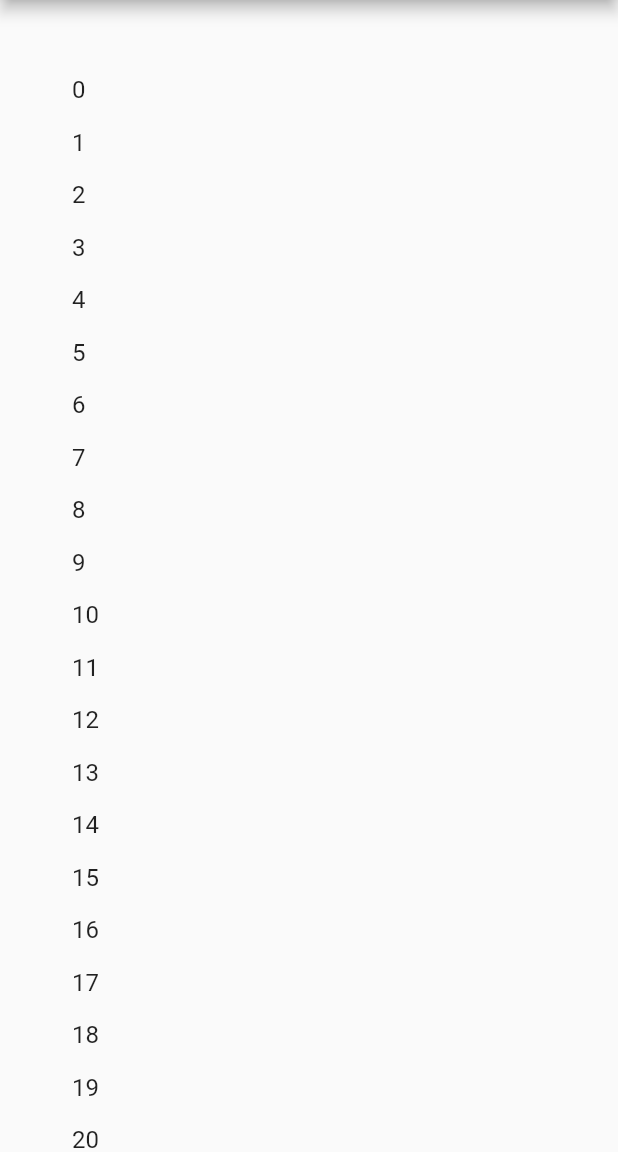
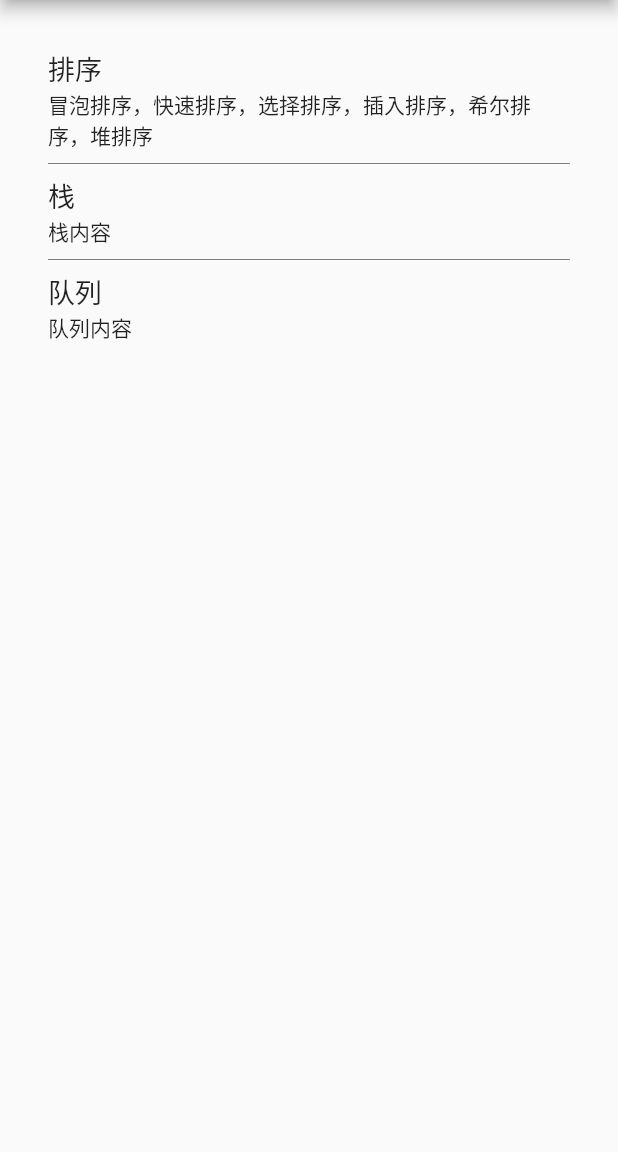
Before and after one commit to LikeBaker/flutter_memory, a Flutter app: the screen it shows after launch, on a phone screen of 412 x 824 dp, the part 84-1236 px from its top. Run offline on Flutter 3.47's test engine with Material 2 defaults, Android fonts, the phone set to English and light mode, and no system bars.

Commit message:
列表增加了测试数组

```diff
--- a/lib/main.dart
+++ b/lib/main.dart
@@ -4,32 +4,50 @@ void main() {
   runApp(new MyApp());
 }
 
-class MyApp extends StatelessWidget{
+class MyApp extends StatelessWidget {
+
+  var list = [
+    ["排序", "冒泡排序，快速排序，选择排序，插入排序，希尔排序，堆排序"],
+    ["栈", "栈内容"],
+    ["队列", "队列内容"],
+  ];
 
   @override
   Widget build(BuildContext context) {
+
     return new MaterialApp(
         title: 'memory curve',
         theme: new ThemeData(
           primaryColor: Colors.lightBlue,
           primarySwatch: Colors.lightGreen,
         ),
-      home: new Scaffold(//增加Scaffold后背景为白色，否则为黑
+        home: new Scaffold(
+          //增加Scaffold后背景为白色，否则为黑
           appBar: new AppBar(
             title: new Text("memory"),
-
           ),
-        body: new ListView.builder(
+          body: new ListView.separated(
             shrinkWrap: true,
             padding: const EdgeInsets.all(32.0),
-            itemBuilder : (BuildContext context, int index) {
-              return ListTile(title: Text('$index'));
+            itemCount: list.length,
+            //列表项构造器
+            itemBuilder: (BuildContext context, int index) {
+              // return ListTile(title: Text('$index'));
+              return Column(
+                crossAxisAlignment: CrossAxisAlignment.start,
+                children: [
+
+                  Text(list[index][0],style: TextStyle(fontSize: 18)),
+                  Text(list[index][1])
+                ],
+              );
             },
-            itemCount : 100,
-            itemExtent: 35,
+            //分割器构造器
+            separatorBuilder: (BuildContext context, int index) {
+              return Divider(color: Colors.blue);//下划线
+            },
+            // itemExtent: 60,//可以控制高度
           ),
-      )
-    );
+        ));
   }
-
 }
```
Lines whose indentation alone changed are shown as unchanged.
